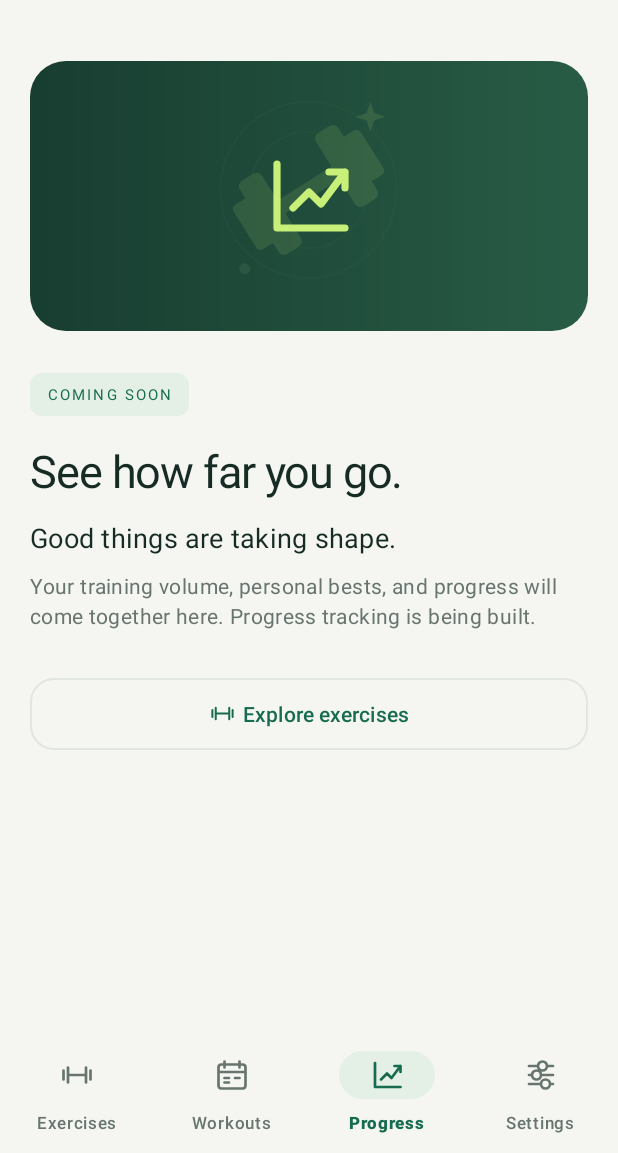
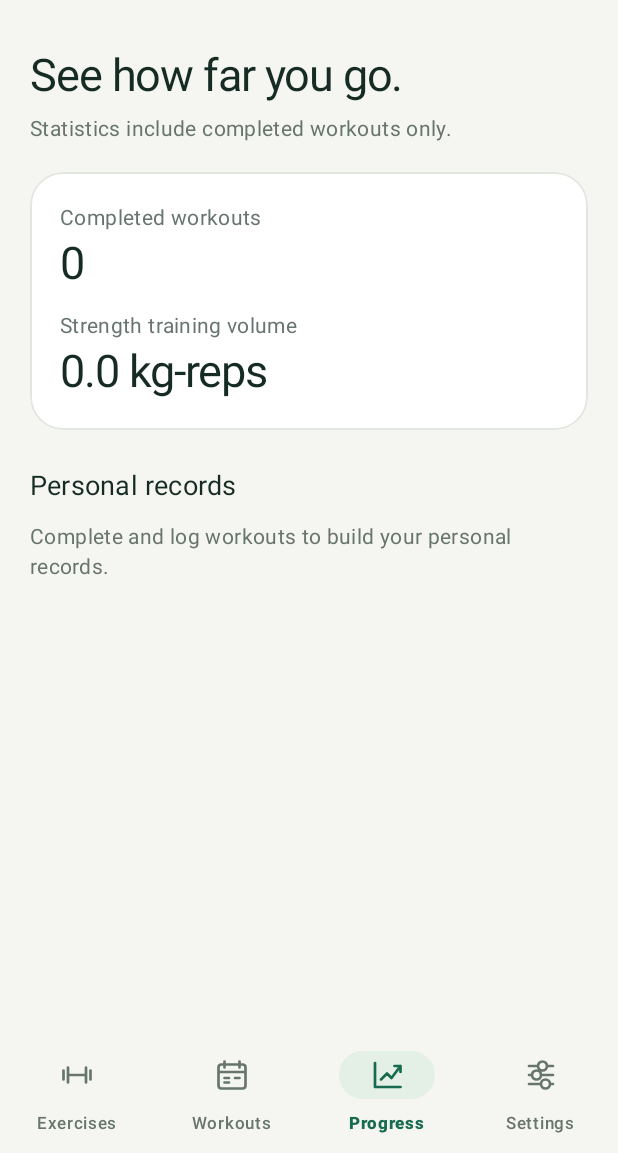
Before and after one commit to jefsaber/FitJournal, an Android app: the ProgressFragment screen opened through its navigation route, on a phone screen of 412 x 824 dp, the part 83-1236 px from its top. Run offline under Robolectric (Android 15) with nearby library versions, the phone set to English and light mode, and no system bars; our stand-ins replace Room's generated code, navigation-ui, paging; 1 statement that could not run was skipped.

Commit message:
Add completed workout progress dashboard

```diff
--- a/app/src/main/java/com/fitjournal/app/features/progress/ProgressFragment.kt
+++ b/app/src/main/java/com/fitjournal/app/features/progress/ProgressFragment.kt
@@ -1,11 +1,72 @@
 package com.fitjournal.app.features.progress
 
+import android.os.Bundle
+import android.view.LayoutInflater
+import android.view.View
+import android.view.ViewGroup
+import android.widget.TextView
+import androidx.core.view.isVisible
+import androidx.fragment.app.Fragment
+import androidx.lifecycle.Lifecycle
+import androidx.lifecycle.lifecycleScope
+import androidx.lifecycle.repeatOnLifecycle
+import com.fitjournal.app.FitJournalApplication
 import com.fitjournal.app.R
-import com.fitjournal.app.core.ui.PlaceholderFragment
+import com.fitjournal.app.core.data.entities.ExerciseEntity
+import com.fitjournal.app.core.data.entities.WorkoutEntryEntity
+import com.fitjournal.app.core.data.entities.WorkoutEntity
+import com.fitjournal.app.core.domain.ProgressCalculator
+import com.fitjournal.app.databinding.FragmentProgressBinding
+import kotlinx.coroutines.flow.combine
+import kotlinx.coroutines.launch
+import java.util.Locale
 
-/** Feature implementation remains with its assigned module owner. */
-class ProgressFragment : PlaceholderFragment() {
-    override val title get() = getString(R.string.progress_screen_title)
-    override val details get() = getString(R.string.progress_screen_description)
-    override val iconRes = R.drawable.ic_chart
+class ProgressFragment : Fragment() {
+    private var _binding: FragmentProgressBinding? = null
+    private val binding get() = requireNotNull(_binding)
+
+    override fun onCreateView(inflater: LayoutInflater, parent: ViewGroup?, state: Bundle?): View {
+        _binding = FragmentProgressBinding.inflate(inflater, parent, false)
+        return binding.root
+    }
+
+    override fun onViewCreated(view: View, savedInstanceState: Bundle?) {
+        val container = (requireActivity().application as FitJournalApplication).container
+        viewLifecycleOwner.lifecycleScope.launch {
+            viewLifecycleOwner.repeatOnLifecycle(Lifecycle.State.STARTED) {
+                combine(container.workouts.history, container.entries.all, container.exercises.all) {
+                    workouts: List<WorkoutEntity>, entries: List<WorkoutEntryEntity>, exercises: List<ExerciseEntity> ->
+                    Triple(workouts, entries, exercises)
+                }.collect { (workouts, allEntries, exercises) ->
+                    val completed = workouts.filter { it.isCompleted }
+                    val ids = completed.map { it.id }.toSet()
+                    val entries = allEntries.filter { it.workoutId in ids }
+                    binding.progressWorkoutCount.text = completed.size.toString()
+                    val volume = entries.sumOf { ProgressCalculator.volumeKg(it.sets, it.repetitions, it.weightKg) }
+                    binding.progressVolume.text = String.format(Locale.getDefault(), "%.1f kg-reps", volume)
+                    binding.progressRecords.removeAllViews()
+                    val records: List<Pair<String, String>> = entries.groupBy { it.exerciseId }.mapNotNull { (id, logged) ->
+                        val exercise = exercises.firstOrNull { exercise -> exercise.id == id } ?: return@mapNotNull null
+                        val value = if (exercise.measurementType == "DURATION") {
+                            (logged.maxOfOrNull { it.durationSeconds } ?: 0L).toString() + " sec"
+                        } else {
+                            String.format(Locale.getDefault(), "%.1f kg", logged.maxOfOrNull { it.weightKg } ?: 0.0)
+                        }
+                        exercise.name to value
+                    }
+                    binding.progressEmpty.isVisible = records.isEmpty()
+                    records.sortedBy { it.first.lowercase() }.forEach { record ->
+                        val row = TextView(requireContext()).apply {
+                            text = record.first + " · " + record.second
+                            setTextAppearance(R.style.TextAppearance_FitJournal_Body)
+                            setPadding(0, 12, 0, 12)
+                        }
+                        binding.progressRecords.addView(row)
+                    }
+                }
+            }
+        }
+    }
+
+    override fun onDestroyView() { _binding = null; super.onDestroyView() }
 }
--- /dev/null
+++ b/app/src/main/res/layout/fragment_progress.xml
@@ -0,0 +1,29 @@
+<?xml version="1.0" encoding="utf-8"?>
+<androidx.core.widget.NestedScrollView xmlns:android="http://schemas.android.com/apk/res/android"
+    xmlns:app="http://schemas.android.com/apk/res-auto"
+    android:layout_width="match_parent" android:layout_height="match_parent"
+    android:background="@color/canvas" android:fillViewport="true">
+    <LinearLayout android:layout_width="match_parent" android:layout_height="wrap_content"
+        android:orientation="vertical" android:padding="20dp">
+        <TextView android:layout_width="match_parent" android:layout_height="wrap_content"
+            android:text="@string/progress_screen_title" android:textAppearance="@style/TextAppearance.FitJournal.Title" />
+        <TextView android:layout_width="match_parent" android:layout_height="wrap_content"
+            android:layout_marginTop="6dp" android:text="@string/progress_completed_note" android:textAppearance="@style/TextAppearance.FitJournal.Body" />
+        <com.google.android.material.card.MaterialCardView android:layout_width="match_parent" android:layout_height="wrap_content"
+            android:layout_marginTop="20dp" app:cardBackgroundColor="@color/surface" app:cardCornerRadius="22dp"
+            app:cardElevation="0dp" app:strokeWidth="1dp" app:strokeColor="@color/outline">
+            <LinearLayout android:layout_width="match_parent" android:layout_height="wrap_content" android:orientation="vertical" android:padding="20dp">
+                <TextView android:text="@string/progress_workouts_label" android:layout_width="match_parent" android:layout_height="wrap_content" android:textAppearance="@style/TextAppearance.FitJournal.Body" />
+                <TextView android:id="@+id/progress_workout_count" android:layout_width="match_parent" android:layout_height="wrap_content" android:textAppearance="@style/TextAppearance.FitJournal.Title" />
+                <TextView android:layout_marginTop="12dp" android:text="@string/progress_volume_label" android:layout_width="match_parent" android:layout_height="wrap_content" android:textAppearance="@style/TextAppearance.FitJournal.Body" />
+                <TextView android:id="@+id/progress_volume" android:layout_width="match_parent" android:layout_height="wrap_content" android:textAppearance="@style/TextAppearance.FitJournal.Title" />
+            </LinearLayout>
+        </com.google.android.material.card.MaterialCardView>
+        <TextView android:layout_width="match_parent" android:layout_height="wrap_content" android:layout_marginTop="24dp"
+            android:text="@string/progress_records_title" android:textAppearance="@style/TextAppearance.FitJournal.Section" />
+        <TextView android:id="@+id/progress_empty" android:layout_width="match_parent" android:layout_height="wrap_content"
+            android:layout_marginTop="12dp" android:text="@string/progress_empty" android:textAppearance="@style/TextAppearance.FitJournal.Body" />
+        <LinearLayout android:id="@+id/progress_records" android:layout_width="match_parent" android:layout_height="wrap_content"
+            android:orientation="vertical" android:layout_marginTop="12dp" />
+    </LinearLayout>
+</androidx.core.widget.NestedScrollView>
--- a/app/src/main/res/values/strings.xml
+++ b/app/src/main/res/values/strings.xml
@@ -64,6 +64,11 @@
     <string name="explore_exercises">Explore exercises</string>
     <string name="progress_screen_title">See how far you go.</string>
     <string name="progress_screen_description">Your training volume, personal bests, and progress will come together here. Progress tracking is being built.</string>
+    <string name="progress_completed_note">Statistics include completed workouts only.</string>
+    <string name="progress_workouts_label">Completed workouts</string>
+    <string name="progress_volume_label">Strength training volume</string>
+    <string name="progress_records_title">Personal records</string>
+    <string name="progress_empty">Complete and log workouts to build your personal records.</string>
     <string name="settings_screen_title">Make it your own.</string>
     <string name="settings_screen_description">Theme, weight units, and sorting preferences will live here. Personalization controls are coming soon.</string>
     <string name="workout_edit">Edit workout</string>
```
